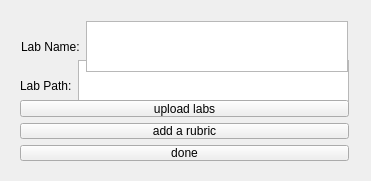
tokorealand/CS205, file repo_project/addnewlabsgui/widget.ui: the form before one commit.
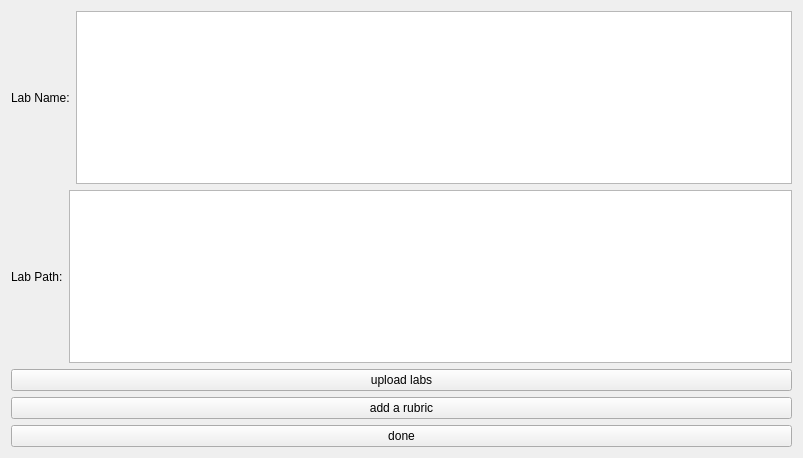
The form after the commit.

```diff
--- a/repo_project/addnewlabsgui/widget.ui
+++ b/repo_project/addnewlabsgui/widget.ui
@@ -6,24 +6,31 @@
    <rect>
     <x>0</x>
     <y>0</y>
-    <width>371</width>
-    <height>181</height>
+    <width>803</width>
+    <height>458</height>
    </rect>
   </property>
   <property name="windowTitle">
    <string>Widget</string>
   </property>
-  <widget class="QWidget" name="layoutWidget">
-   <property name="geometry">
-    <rect>
-     <x>9</x>
-     <y>49</y>
-     <width>351</width>
-     <height>73</height>
-    </rect>
-   </property>
+  <layout class="QVBoxLayout" name="verticalLayout_2">
+   <item>
    <layout class="QHBoxLayout" name="horizontalLayout_2">
     <item>
+      <widget class="QLabel" name="label">
+       <property name="text">
+        <string>Lab Name:</string>
+       </property>
+      </widget>
+     </item>
+     <item>
+      <widget class="QTextEdit" name="textEdit"/>
+     </item>
+    </layout>
+   </item>
+   <item>
+    <layout class="QHBoxLayout" name="horizontalLayout">
+     <item>
      <widget class="QLabel" name="label_2">
       <property name="text">
        <string>Lab Path:</string>
@@ -34,16 +41,8 @@
      <widget class="QTextEdit" name="textEdit_2"/>
     </item>
    </layout>
-  </widget>
-  <widget class="QWidget" name="layoutWidget_2">
-   <property name="geometry">
-    <rect>
-     <x>9</x>
-     <y>89</y>
-     <width>351</width>
-     <height>83</height>
-    </rect>
-   </property>
+   </item>
+   <item>
    <layout class="QVBoxLayout" name="verticalLayout">
     <item>
      <widget class="QPushButton" name="pushButton_2">
@@ -67,29 +66,8 @@
      </widget>
     </item>
    </layout>
-  </widget>
-  <widget class="QWidget" name="layoutWidget_3">
-   <property name="geometry">
-    <rect>
-     <x>10</x>
-     <y>10</y>
-     <width>349</width>
-     <height>73</height>
-    </rect>
-   </property>
-   <layout class="QHBoxLayout" name="horizontalLayout">
-    <item>
-     <widget class="QLabel" name="label">
-      <property name="text">
-       <string>Lab Name:</string>
-      </property>
-     </widget>
-    </item>
-    <item>
-     <widget class="QTextEdit" name="textEdit"/>
-    </item>
-   </layout>
-  </widget>
+   </item>
+  </layout>
  </widget>
  <layoutdefault spacing="6" margin="11"/>
  <resources/>
```
Lines whose indentation alone changed are shown as unchanged.
